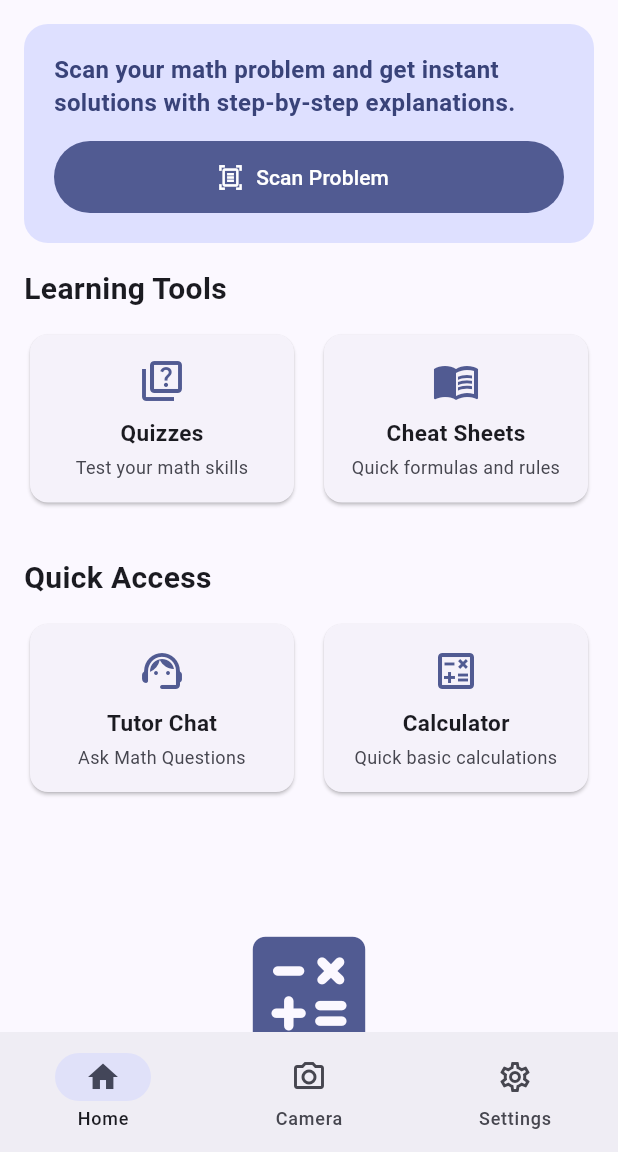
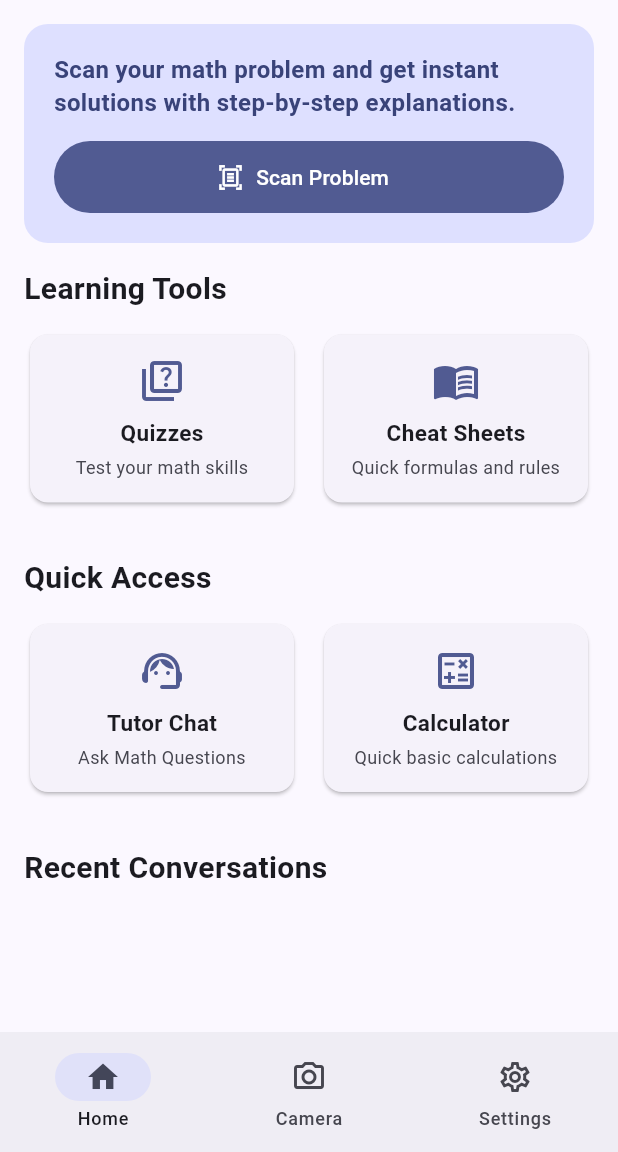
Before and after one commit to mhouston8/Math-Copilot-AI, a Flutter app: the TabShell screen opened directly, on a phone screen of 412 x 824 dp, the part 84-1236 px from its top. Run offline on Flutter 3.47's test engine with Material 3 defaults, Android fonts, the phone set to English and light mode, and no system bars; our stand-ins replace image_picker, shared_preferences, supabase_flutter; missing offline and left inert: purchases_flutter, purchases_ui_flutter; accounts and stored records are empty; network calls fail.

Commit message:
Remove redundant home welcome empty state.
Drop the large welcome section now that onboarding exists, keeping the home screen focused on scan, tools, and recent conversations.

Made-with: Cursor

```diff
--- a/lib/screens/home_screen.dart
+++ b/lib/screens/home_screen.dart
@@ -123,11 +123,7 @@ class _HomeScreenState extends State<HomeScreen> {
           _buildLearningToolsSection(context),
           _buildQuickAccessSection(context),
 
-          if (_error != null && _conversations.isEmpty)
-            _buildErrorSection()
-          else if (_conversations.isEmpty)
-            _buildWelcomeSection(context)
-          else ...[
+          if (_error != null && _conversations.isEmpty) _buildErrorSection() else ...[
             Padding(
               padding: const EdgeInsets.only(bottom: 16),
               child: Text(
@@ -451,38 +447,6 @@ class _HomeScreenState extends State<HomeScreen> {
     );
   }
 
-  Widget _buildWelcomeSection(BuildContext context) {
-    return Padding(
-      padding: const EdgeInsets.symmetric(vertical: 48),
-      child: Column(
-        children: [
-          Icon(
-            Icons.calculate_rounded,
-            size: 100,
-            color: Theme.of(context).colorScheme.primary,
-          ),
-          const SizedBox(height: 24),
-          const Text(
-            'Welcome to\nMath Copilot AI',
-            textAlign: TextAlign.center,
-            style: TextStyle(fontSize: 28, fontWeight: FontWeight.bold),
-          ),
-          const SizedBox(height: 16),
-          Text(
-            'Snap a photo of your math problem\nand let AI solve it for you.',
-            textAlign: TextAlign.center,
-            style: TextStyle(fontSize: 16, color: Colors.grey[600]),
-          ),
-          const SizedBox(height: 48),
-          Text(
-            'Tap the Camera tab to get started',
-            style: TextStyle(fontSize: 14, color: Colors.grey[400]),
-          ),
-        ],
-      ),
-    );
-  }
-
   String _formatTimeAgo(DateTime dateTime) {
     final diff = DateTime.now().difference(dateTime);
     if (diff.inMinutes < 1) return 'Just now';
```
